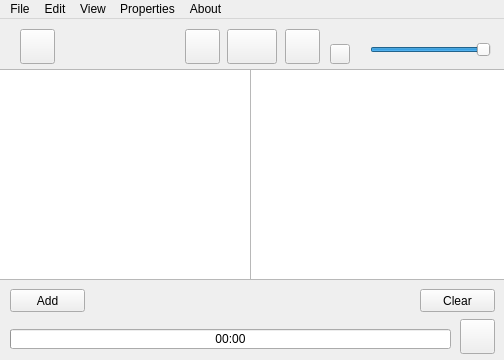
This is player.ui in Vemestael/PyQT5-Player as Qt 5 draws it before an edit. The edited form follows.
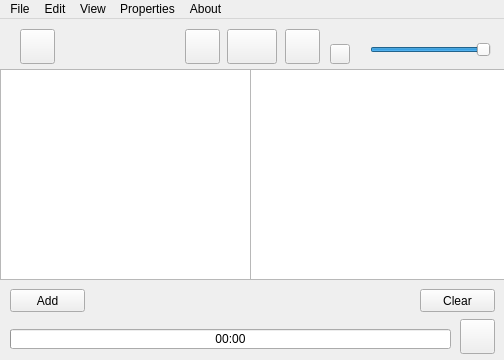
This is the edited form. Icons and pictures are not drawn.

Commit message: changed the way the playlist is displayed, added browsing music in the specified directory

```diff
--- a/player.ui
+++ b/player.ui
@@ -296,12 +296,12 @@
      </rect>
     </property>
    </widget>
-   <widget class="QTableView" name="songsView">
+   <widget class="QTableWidget" name="songsView">
     <property name="geometry">
      <rect>
-      <x>-5</x>
+      <x>0</x>
       <y>50</y>
-      <width>256</width>
+      <width>251</width>
       <height>211</height>
      </rect>
     </property>
```
Left out of the diff: 4 changed lines with no effect on the pictures. The commit also changes 2 other files.
